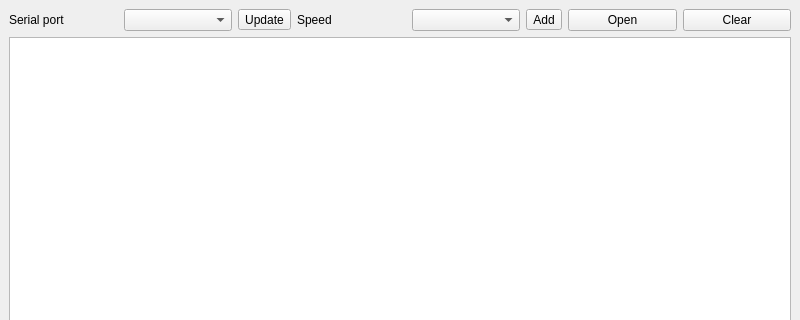
Above: src/mainwindow.ui from Gamasych/SerialReader before the change; both pictures show x 0 to 800 and y 0 to 320 of the 800 by 600 pixel window. Below: the same form after it.
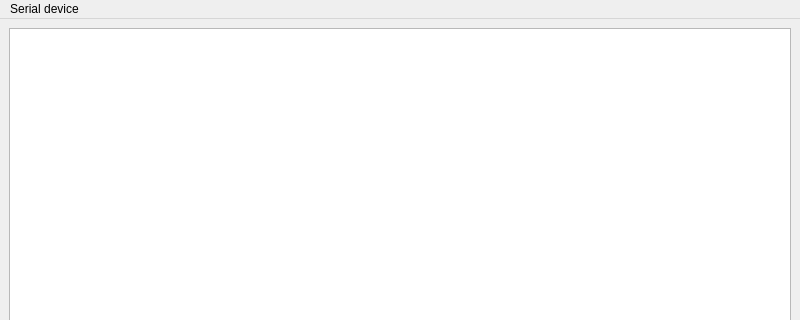
That is the form after the change.

```diff
--- a/src/mainwindow.ui
+++ b/src/mainwindow.ui
@@ -16,62 +16,6 @@
   <widget class="QWidget" name="centralwidget">
    <layout class="QGridLayout" name="gridLayout">
     <item row="0" column="0">
-     <layout class="QHBoxLayout" name="horizontalLayout">
-      <item>
-       <widget class="QLabel" name="label_Port">
-        <property name="text">
-         <string>Serial port</string>
-        </property>
-       </widget>
-      </item>
-      <item>
-       <widget class="QComboBox" name="cbSerialPort"/>
-      </item>
-      <item>
-       <widget class="QToolButton" name="tbUpdate">
-        <property name="text">
-         <string>Update</string>
-        </property>
-       </widget>
-      </item>
-      <item>
-       <widget class="QLabel" name="label_Speed">
-        <property name="text">
-         <string>Speed</string>
-        </property>
-       </widget>
-      </item>
-      <item>
-       <widget class="QComboBox" name="cbSpeed">
-        <property name="insertPolicy">
-         <enum>QComboBox::InsertAlphabetically</enum>
-        </property>
-       </widget>
-      </item>
-      <item>
-       <widget class="QToolButton" name="tbAdd">
-        <property name="text">
-         <string>Add</string>
-        </property>
-       </widget>
-      </item>
-      <item>
-       <widget class="QPushButton" name="pbOpen">
-        <property name="text">
-         <string>Open</string>
-        </property>
-       </widget>
-      </item>
-      <item>
-       <widget class="QPushButton" name="pbClear">
-        <property name="text">
-         <string>Clear</string>
-        </property>
-       </widget>
-      </item>
-     </layout>
-    </item>
-    <item row="1" column="0">
      <widget class="QTextEdit" name="textEdit">
       <property name="readOnly">
        <bool>true</bool>
@@ -89,6 +33,14 @@
      <height>21</height>
     </rect>
    </property>
+   <widget class="QMenu" name="menuSerial_device">
+    <property name="title">
+     <string>Serial device</string>
+    </property>
+    <addaction name="actionConnect"/>
+    <addaction name="actionParams"/>
+   </widget>
+   <addaction name="menuSerial_device"/>
   </widget>
   <widget class="QStatusBar" name="statusbar"/>
  </widget>
```
Left out of the diff: 19 changed lines with no effect on the pictures.
